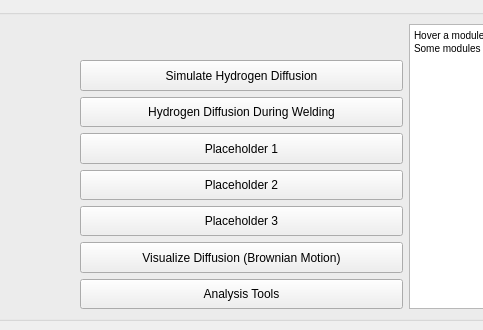
Above: P0_Launcher/Launcher_UI_Window.ui from DenisCzeskleba/WeldCraft before the change; both pictures show x 247 to 730 and y 0 to 330 of the 1000 by 330 pixel window. Below: the same form after it.
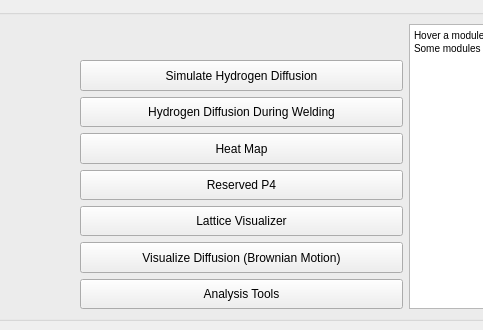
That is the form after the change. Icons and pictures are not drawn.

Patch:
```diff
--- a/P0_Launcher/Launcher_UI_Window.ui
+++ b/P0_Launcher/Launcher_UI_Window.ui
@@ -123,7 +123,7 @@
             </sizepolicy>
            </property>
            <property name="text">
-            <string>Placeholder 1</string>
+            <string>Heat Map</string>
            </property>
           </widget>
          </item>
@@ -136,7 +136,7 @@
             </sizepolicy>
            </property>
            <property name="text">
-            <string>Placeholder 2</string>
+            <string>Reserved P4</string>
            </property>
           </widget>
          </item>
@@ -149,7 +149,7 @@
             </sizepolicy>
            </property>
            <property name="text">
-            <string>Placeholder 3</string>
+            <string>Lattice Visualizer</string>
            </property>
           </widget>
          </item>
```
